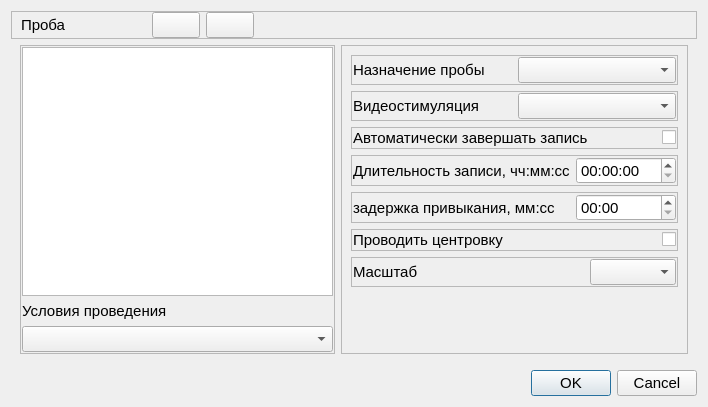
Old version of the form metodics/stabtest/stabtestparamsdialog.ui in the repository grigp/a-analyser.
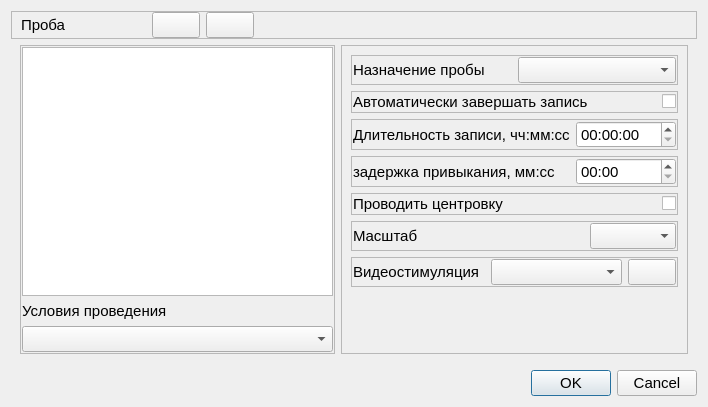
New version of the form. Icons and pictures are not drawn.

The edit to the form file:
```diff
--- a/metodics/stabtest/stabtestparamsdialog.ui
+++ b/metodics/stabtest/stabtestparamsdialog.ui
@@ -244,40 +244,6 @@
            </layout>
           </widget>
          </item>
-         <item>
-          <widget class="QFrame" name="frStimul">
-           <property name="frameShape">
-            <enum>QFrame::StyledPanel</enum>
-           </property>
-           <property name="frameShadow">
-            <enum>QFrame::Raised</enum>
-           </property>
-           <layout class="QHBoxLayout" name="horizontalLayout_4">
-            <property name="leftMargin">
-             <number>1</number>
-            </property>
-            <property name="topMargin">
-             <number>1</number>
-            </property>
-            <property name="rightMargin">
-             <number>1</number>
-            </property>
-            <property name="bottomMargin">
-             <number>1</number>
-            </property>
-            <item>
-             <widget class="QLabel" name="lblStimul">
-              <property name="text">
-               <string>Видеостимуляция</string>
-              </property>
-             </widget>
-            </item>
-            <item>
-             <widget class="QComboBox" name="cbStimul"/>
-            </item>
-           </layout>
-          </widget>
-         </item>
          <item>
           <widget class="QFrame" name="frAutoEnd">
            <property name="frameShape">
@@ -510,6 +476,63 @@
            </layout>
           </widget>
          </item>
+         <item>
+          <widget class="QFrame" name="frStimul">
+           <property name="frameShape">
+            <enum>QFrame::StyledPanel</enum>
+           </property>
+           <property name="frameShadow">
+            <enum>QFrame::Raised</enum>
+           </property>
+           <layout class="QHBoxLayout" name="horizontalLayout_4">
+            <property name="leftMargin">
+             <number>1</number>
+            </property>
+            <property name="topMargin">
+             <number>1</number>
+            </property>
+            <property name="rightMargin">
+             <number>1</number>
+            </property>
+            <property name="bottomMargin">
+             <number>1</number>
+            </property>
+            <item>
+             <widget class="QLabel" name="lblStimul">
+              <property name="text">
+               <string>Видеостимуляция</string>
+              </property>
+             </widget>
+            </item>
+            <item>
+             <widget class="QComboBox" name="cbStimul"/>
+            </item>
+            <item>
+             <widget class="QPushButton" name="btnStimulSettings">
+              <property name="sizePolicy">
+               <sizepolicy hsizetype="Fixed" vsizetype="Fixed">
+                <horstretch>0</horstretch>
+                <verstretch>0</verstretch>
+               </sizepolicy>
+              </property>
+              <property name="text">
+               <string/>
+              </property>
+              <property name="icon">
+               <iconset resource="../../kernel.qrc">
+                <normaloff>:/images/Edit.png</normaloff>:/images/Edit.png</iconset>
+              </property>
+              <property name="iconSize">
+               <size>
+                <width>20</width>
+                <height>20</height>
+               </size>
+              </property>
+             </widget>
+            </item>
+           </layout>
+          </widget>
+         </item>
          <item>
           <spacer name="verticalSpacer">
            <property name="orientation">
```
Left out of the diff: 57 changed lines with no effect on the pictures.
